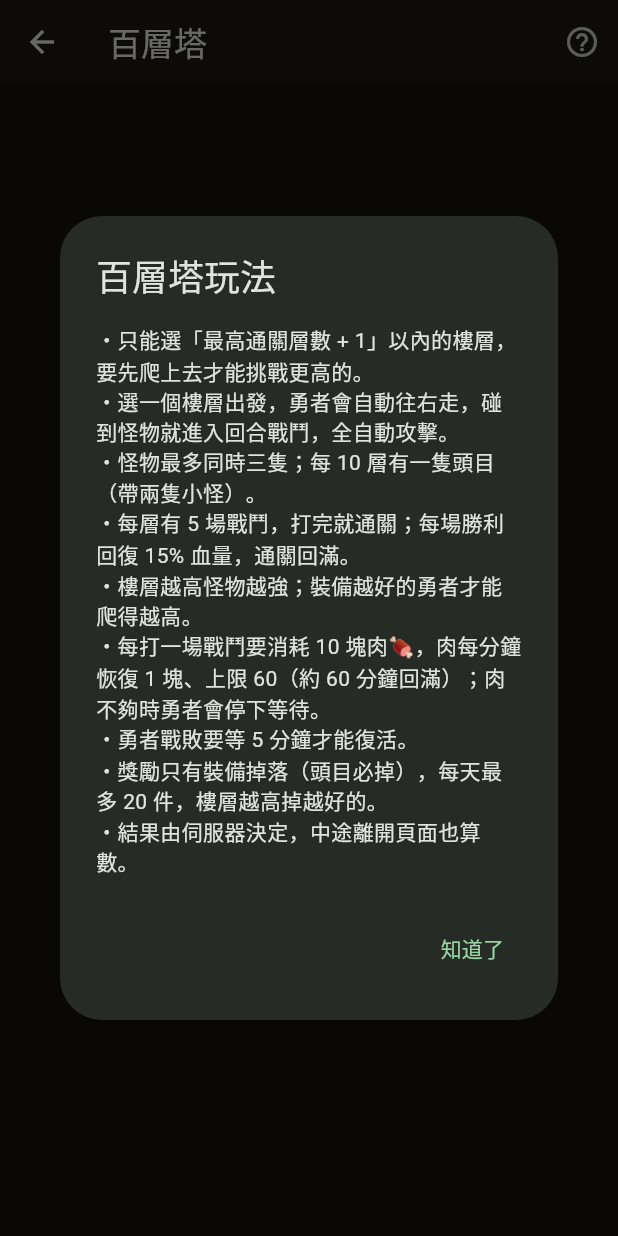
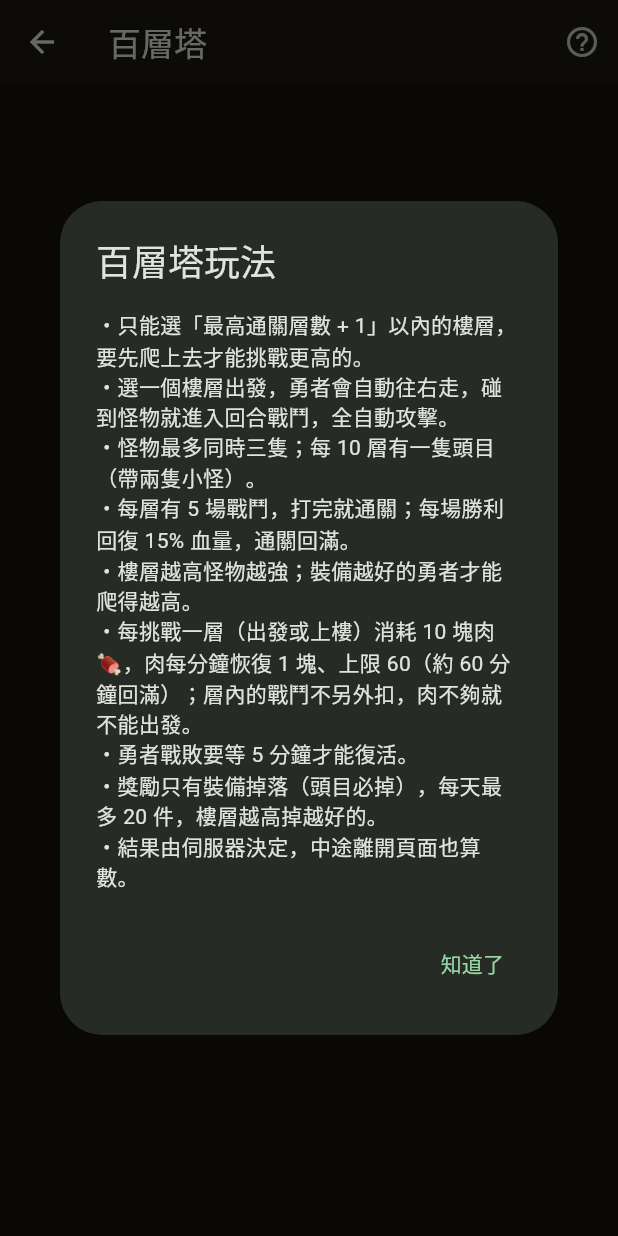
Before and after one commit to c224456k/feixu-trading-app, a Flutter app: the TowerScreen screen opened directly, after a tap on the "help outline" icon, on a phone screen of 412 x 824 dp. Run offline on Flutter 3.47's test engine with Material 3 defaults, Android fonts, the phone set to English and light mode, and no system bars; our stand-ins replace audioplayers, fl_chart, package_info_plus, shared_preferences; accounts and stored records are empty.

Commit message:
百層塔：肉改為每挑戰一層消耗10
Co-Authored-By: Claude Sonnet 5.5 <noreply@anthropic.com>

```diff
--- a/lib/screens/tower_screen.dart
+++ b/lib/screens/tower_screen.dart
@@ -73,7 +73,6 @@ class _TowerScreenState extends State<TowerScreen> with SingleTickerProviderStat
   int _meatMax = 60;
   int _meatCost = 10;
   int _meatRegen = 60;
-  bool _noMeat = false;
   double get _meat => math.min(_meatMax.toDouble(), _meatBase + DateTime.now().difference(_meatStamp).inMilliseconds / 1000 / _meatRegen);
 
   void _setMeat(Map<String, dynamic> m) {
@@ -209,6 +208,7 @@ class _TowerScreenState extends State<TowerScreen> with SingleTickerProviderStat
     try {
       final r = await _api.towerEnter(floor);
       if (!mounted) return;
+      _setMeat(r);
       if (r['ok'] == true) {
         setState(() {
           _floor = floor;
@@ -254,9 +254,7 @@ class _TowerScreenState extends State<TowerScreen> with SingleTickerProviderStat
     try {
       final r = await _api.towerFight();
       if (!mounted) return;
-      _setMeat(r);
       if (r['ok'] != true) {
-        _noMeat = r['no_meat'] == true;
         final retry = (r['retry_after'] as num?)?.toDouble();
         if (retry != null) {
           _retryIn = retry + 0.1;
@@ -269,7 +267,6 @@ class _TowerScreenState extends State<TowerScreen> with SingleTickerProviderStat
         return;
       }
       setState(() {
-        _noMeat = false;
         _result = r;
         _mons = [for (final m in (r['monsters'] as List)) _Mon((m as Map).cast<String, dynamic>())];
         _log = [for (final e in (r['log'] as List)) (e as Map).cast<String, dynamic>()];
@@ -513,7 +510,7 @@ class _TowerScreenState extends State<TowerScreen> with SingleTickerProviderStat
             '・怪物最多同時三隻；每 10 層有一隻頭目（帶兩隻小怪）。\n'
             '・每層有 5 場戰鬥，打完就通關；每場勝利回復 15% 血量，通關回滿。\n'
             '・樓層越高怪物越強；裝備越好的勇者才能爬得越高。\n'
-            '・每打一場戰鬥要消耗 10 塊肉🍖，肉每分鐘恢復 1 塊、上限 60（約 60 分鐘回滿）；肉不夠時勇者會停下等待。\n'
+            '・每挑戰一層（出發或上樓）消耗 10 塊肉🍖，肉每分鐘恢復 1 塊、上限 60（約 60 分鐘回滿）；層內的戰鬥不另外扣，肉不夠就不能出發。\n'
             '・勇者戰敗要等 5 分鐘才能復活。\n'
             '・獎勵只有裝備掉落（頭目必掉），每天最多 20 件，樓層越高掉越好的。\n'
             '・結果由伺服器決定，中途離開頁面也算數。',
@@ -615,11 +612,11 @@ class _TowerScreenState extends State<TowerScreen> with SingleTickerProviderStat
         Text('🍖 肉  ${m.floor()} / $_meatMax', style: TextStyle(color: enough ? Colors.white70 : const Color(0xFFFF8A80), fontSize: 12)),
         const Spacer(),
         Text(
-          _noMeat || !enough
-              ? '肉不夠（每場 $_meatCost 塊），等待恢復…'
+          !enough
+              ? '肉不夠（每層 $_meatCost 塊），等待恢復…'
               : full
-                  ? '已滿（每場 $_meatCost 塊）'
-                  : '每場 $_meatCost 塊・下一塊 $secsToNext 秒',
+                  ? '已滿（每層 $_meatCost 塊）'
+                  : '每層 $_meatCost 塊・下一塊 $secsToNext 秒',
           style: TextStyle(color: enough ? Colors.white38 : const Color(0xFFFF8A80), fontSize: 11),
         ),
       ]),
```
